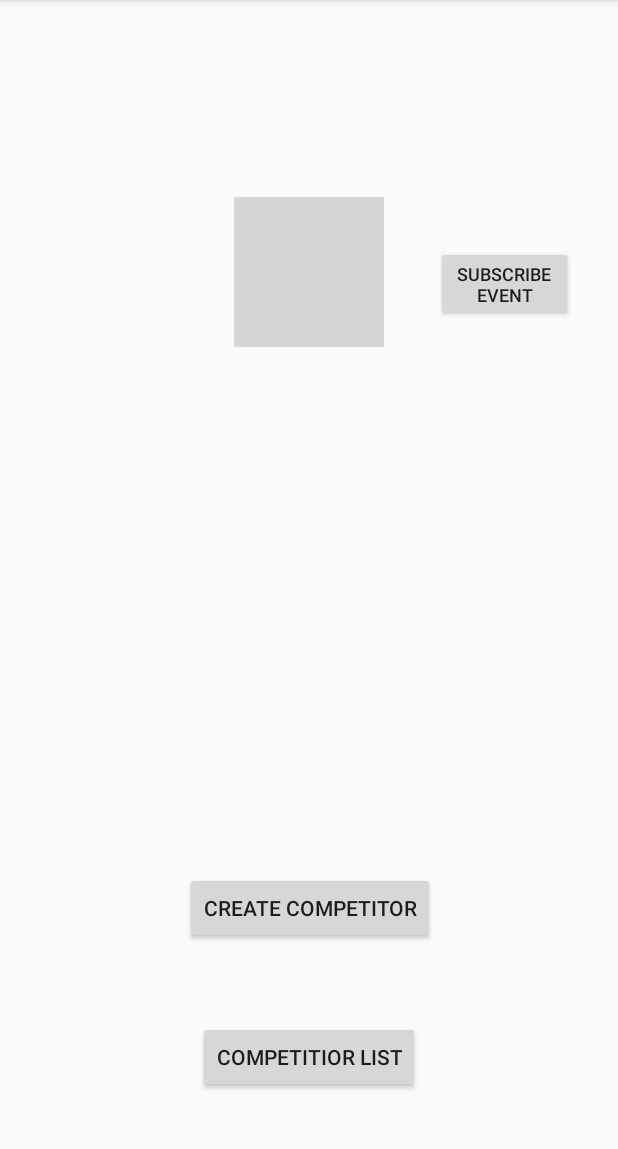
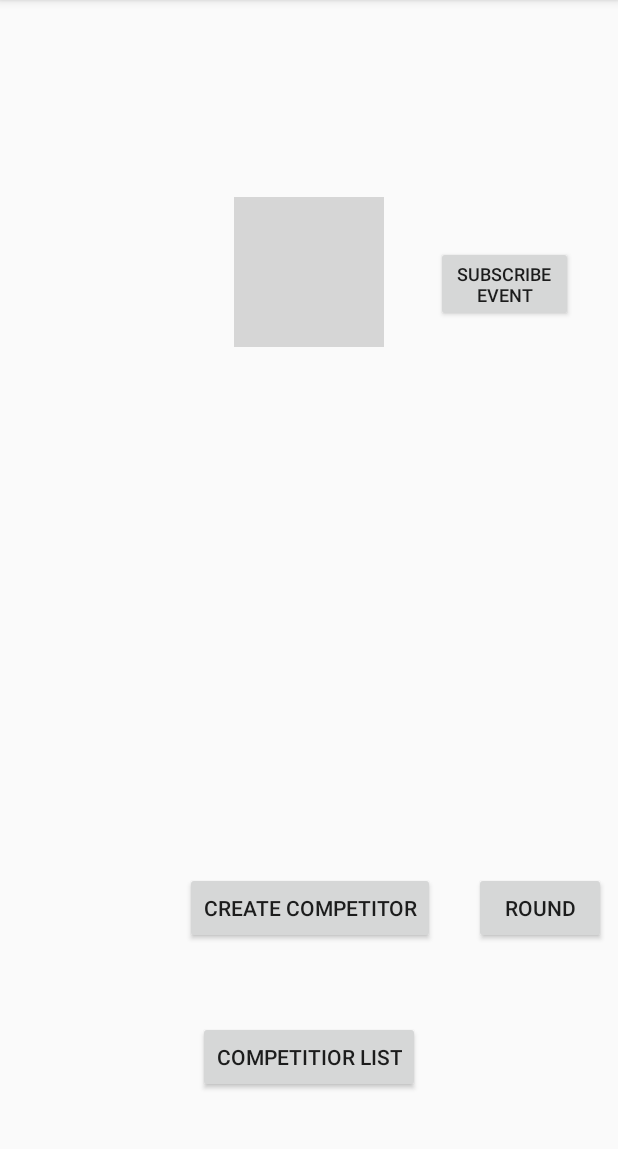
Before and after one commit to SashikaMalawana/rate-me, an Android app: the EventHomeActivity screen opened directly, with no data from a screen before it, on a phone screen of 412 x 824 dp, the part 84-1233 px from its top. Run offline under Robolectric (Android 15) with nearby library versions, the phone set to English and light mode, and no system bars; our stand-ins replace Firebase (no records; nobody signed in at launch, a user with empty details on screens opened directly), Picasso; pictures from the network do not load; 5 statements that could not run were skipped; grey boxes are pictures that could not be loaded.

Commit message:
Event round minor bug fixes

```diff
--- a/app/src/main/AndroidManifest.xml
+++ b/app/src/main/AndroidManifest.xml
@@ -29,6 +29,8 @@
         <activity android:name=".EventCompetitorProfileActivity"></activity>
         <activity android:name=".EventCompetitorProfileRateActivity"></activity>
         <activity android:name=".WebViewActivity"></activity>
+        <activity android:name=".CreateEventRoundActivity"></activity>
+        <activity android:name=".EventRoundHomeActivity"></activity>
     </application>
 
 </manifest>
--- a/app/src/main/java/hello/com/eventratingapp/CreateEventRoundActivity.java
+++ b/app/src/main/java/hello/com/eventratingapp/CreateEventRoundActivity.java
@@ -53,7 +53,7 @@ public class CreateEventRoundActivity extends AppCompatActivity {
 
                 if (!roundName.isEmpty() && !noOfCompetitors.isEmpty() && !roundGuest.isEmpty() && !activeTimePeriod.isEmpty()) {
 
-                    mDatabaseRound = mDatabase.child(eventNameFromIntent).child("Rounds");
+                    mDatabaseRound = mDatabase.child(eventNameFromIntent).child("Rounds").child(roundName);
 
                     try {
 
--- a/app/src/main/java/hello/com/eventratingapp/EventHomeActivity.java
+++ b/app/src/main/java/hello/com/eventratingapp/EventHomeActivity.java
@@ -30,6 +30,8 @@ public class EventHomeActivity extends AppCompatActivity {
     private Button competitorListButton;
     private Button createCompetitorButton;
 
+    private Button roundButton;
+
     private ImageView eventHomeImageView;
 
     @Override
@@ -46,6 +48,8 @@ public class EventHomeActivity extends AppCompatActivity {
         subscribeEventButton = (Button) findViewById(R.id.subscribeEventButton);
         competitorListButton = (Button) findViewById(R.id.competitorListButton);
         createCompetitorButton = (Button) findViewById(R.id.createCompetitorBtn);
+
+        roundButton = (Button) findViewById(R.id.roundBtn);
 
         eventHomeImageView = (ImageView) findViewById(R.id.eventHomeImageView);
 
@@ -137,6 +141,15 @@ public class EventHomeActivity extends AppCompatActivity {
             }
         });
 
+        roundButton.setOnClickListener(new View.OnClickListener() {
+            @Override
+            public void onClick(View v) {
+                Intent intent = new Intent(EventHomeActivity.this, CreateEventRoundActivity.class);
+                intent.putExtra("eventName", clickedListViewItem);
+                startActivity(intent);
+            }
+        });
+
         DatabaseReference imagePath = FirebaseDatabase.getInstance().getReference().child("Events").child(clickedListViewItem).child("Image Url");
         imagePath.addValueEventListener(new ValueEventListener() {
             @Override
--- a/app/src/main/java/hello/com/eventratingapp/EventRoundHomeActivity.java
+++ b/app/src/main/java/hello/com/eventratingapp/EventRoundHomeActivity.java
@@ -43,7 +43,7 @@ public class EventRoundHomeActivity extends AppCompatActivity {
         jRoundCompetitorsListView = (ListView) findViewById(R.id.xRoundCompetitorsListView);
 
         Intent intent = getIntent();
-        String eventNameFromIntent = intent.getStringExtra("eventNameFromIntent");
+        String eventNameFromIntent = intent.getStringExtra("eventName");
         String roundNameFromIntent = intent.getStringExtra("roundName");
 
         arrayAdapter = new ArrayAdapter<String>(EventRoundHomeActivity.this, android.R.layout.simple_list_item_1, roundArrayList);
--- a/app/src/main/res/layout/event_home.xml
+++ b/app/src/main/res/layout/event_home.xml
@@ -124,4 +124,22 @@
         app:layout_constraintStart_toStartOf="parent"
         app:layout_constraintTop_toTopOf="parent"
         app:layout_constraintVertical_bias="0.814" />
+
+    <Button
+        android:id="@+id/roundBtn"
+        android:layout_width="wrap_content"
+        android:layout_height="wrap_content"
+        android:layout_marginBottom="8dp"
+        android:layout_marginEnd="8dp"
+        android:layout_marginLeft="8dp"
+        android:layout_marginRight="8dp"
+        android:layout_marginStart="8dp"
+        android:layout_marginTop="8dp"
+        android:text="Round"
+        app:layout_constraintBottom_toBottomOf="parent"
+        app:layout_constraintEnd_toEndOf="parent"
+        app:layout_constraintHorizontal_bias="1.0"
+        app:layout_constraintStart_toStartOf="parent"
+        app:layout_constraintTop_toTopOf="parent"
+        app:layout_constraintVertical_bias="0.814" />
 </android.support.constraint.ConstraintLayout>
```
